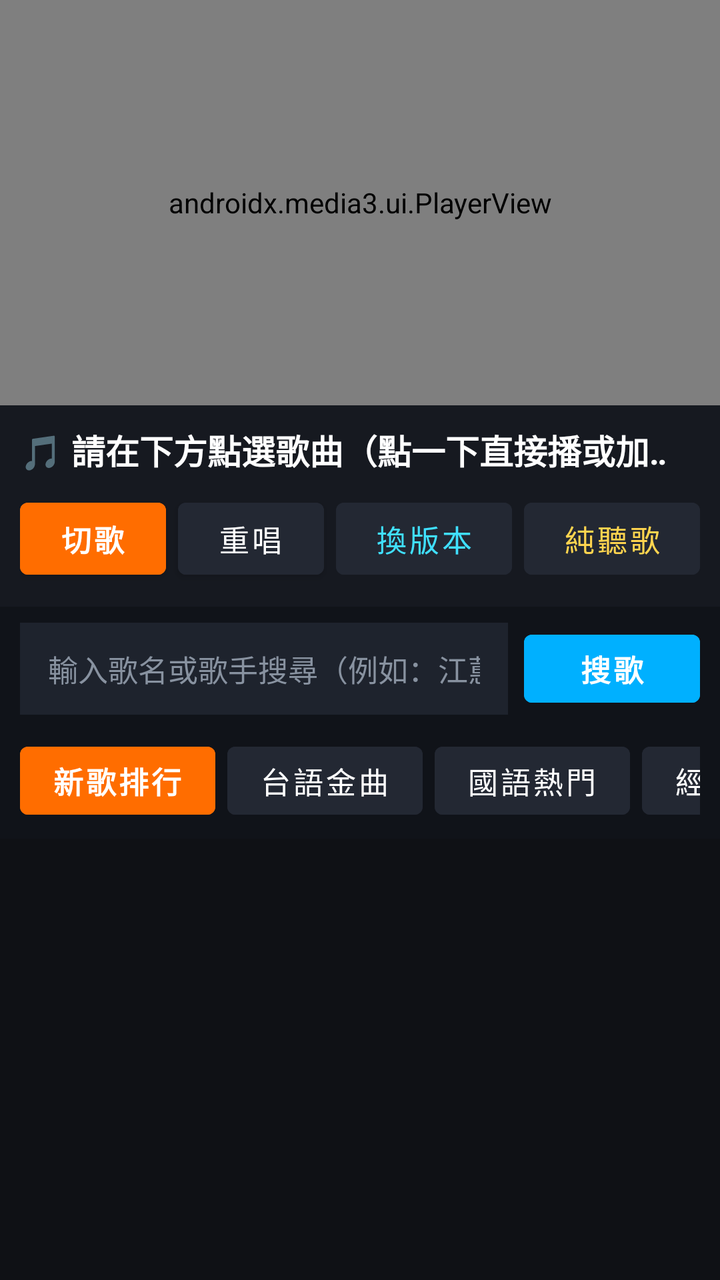
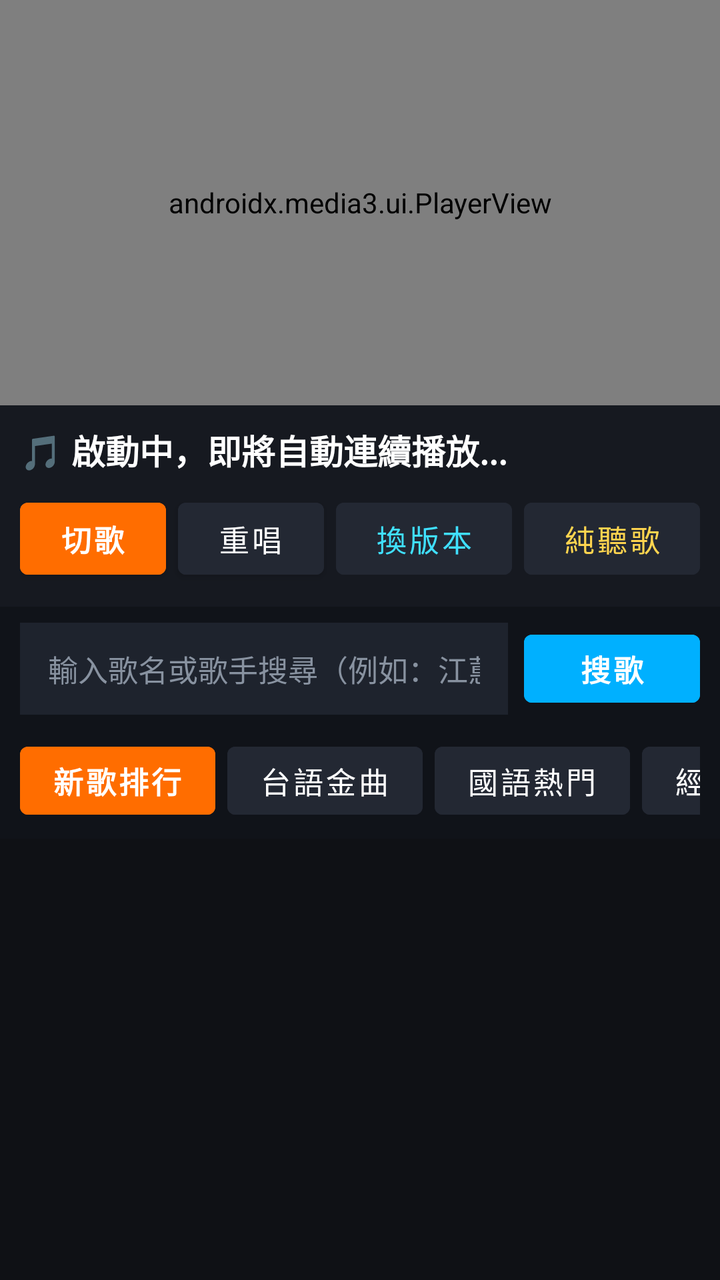

An Android layout rendered at two revisions. The XML below is the earlier revision; the diff shows what the commit changed to produce the second picture.
<!-- AndroidManifest.xml: application theme Theme.TaiwanCarKTV -->
<!-- res/layout/activity_main.xml -->
<?xml version="1.0" encoding="utf-8"?>
<LinearLayout xmlns:android="http://schemas.android.com/apk/res/android"
    xmlns:app="http://schemas.android.com/apk/res-auto"
    android:layout_width="match_parent"
    android:layout_height="match_parent"
    android:background="#0F1115"
    android:orientation="vertical">

    
    <androidx.constraintlayout.widget.ConstraintLayout
        android:id="@+id/playerContainer"
        android:layout_width="match_parent"
        android:layout_height="wrap_content"
        android:background="#000000">

        <androidx.media3.ui.PlayerView
            android:id="@+id/playerView"
            android:layout_width="0dp"
            android:layout_height="0dp"
            app:layout_constraintDimensionRatio="16:9"
            app:layout_constraintEnd_toEndOf="parent"
            app:layout_constraintStart_toStartOf="parent"
            app:layout_constraintTop_toTopOf="parent"
            app:resize_mode="fit"
            app:use_controller="true" />

        
        <LinearLayout
            android:id="@+id/audioOnlyOverlay"
            android:layout_width="0dp"
            android:layout_height="0dp"
            android:background="#0A0C10"
            android:gravity="center"
            android:orientation="vertical"
            android:padding="16dp"
            android:visibility="gone"
            app:layout_constraintBottom_toBottomOf="@id/playerView"
            app:layout_constraintEnd_toEndOf="@id/playerView"
            app:layout_constraintStart_toStartOf="@id/playerView"
            app:layout_constraintTop_toTopOf="@id/playerView">

            <TextView
                android:layout_width="wrap_content"
                android:layout_height="wrap_content"
                android:text="純聽歌護眼模式"
                android:textColor="#00B0FF"
                android:textSize="16sp"
                android:textStyle="bold" />

            <TextView
                android:id="@+id/tvAudioOnlyTitle"
                android:layout_width="wrap_content"
                android:layout_height="wrap_content"
                android:layout_marginTop="8dp"
                android:ellipsize="end"
                android:maxLines="2"
                android:text="尚未播放歌曲"
                android:textAlignment="center"
                android:textColor="#FFFFFF"
                android:textSize="22sp"
                android:textStyle="bold" />
        </LinearLayout>

        
        <ProgressBar
            android:id="@+id/loadingIndicator"
            android:layout_width="48dp"
            android:layout_height="48dp"
            android:visibility="gone"
            app:layout_constraintBottom_toBottomOf="@id/playerView"
            app:layout_constraintEnd_toEndOf="@id/playerView"
            app:layout_constraintStart_toStartOf="@id/playerView"
            app:layout_constraintTop_toTopOf="@id/playerView" />
    </androidx.constraintlayout.widget.ConstraintLayout>

    
    <LinearLayout
        android:layout_width="match_parent"
        android:layout_height="wrap_content"
        android:background="#161920"
        android:gravity="center_vertical"
        android:orientation="vertical"
        android:padding="10dp">

        <TextView
            android:id="@+id/tvNowPlaying"
            android:layout_width="match_parent"
            android:layout_height="wrap_content"
            android:ellipsize="marquee"
            android:singleLine="true"
            android:text="🎵 請在下方點選歌曲（點一下直接播或加入歌單）"
            android:textColor="#FFFFFF"
            android:textSize="17sp"
            android:textStyle="bold" />

        <LinearLayout
            android:layout_width="match_parent"
            android:layout_height="wrap_content"
            android:layout_marginTop="8dp"
            android:orientation="horizontal">

            <com.google.android.material.button.MaterialButton
                android:id="@+id/btnNext"
                android:layout_width="0dp"
                android:layout_height="48dp"
                android:layout_marginEnd="6dp"
                android:layout_weight="1"
                android:backgroundTint="#FF6D00"
                android:text="切歌"
                android:textColor="#FFFFFF"
                android:textSize="15sp"
                android:textStyle="bold" />

            <com.google.android.material.button.MaterialButton
                android:id="@+id/btnReplay"
                android:layout_width="0dp"
                android:layout_height="48dp"
                android:layout_marginEnd="6dp"
                android:layout_weight="1"
                android:backgroundTint="#232833"
                android:text="重唱"
                android:textColor="#FFFFFF"
                android:textSize="15sp" />

            <com.google.android.material.button.MaterialButton
                android:id="@+id/btnSwitchSource"
                android:layout_width="0dp"
                android:layout_height="48dp"
                android:layout_marginEnd="6dp"
                android:layout_weight="1.2"
                android:backgroundTint="#232833"
                android:text="換版本"
                android:textColor="#40E0FF"
                android:textSize="15sp" />

            <com.google.android.material.button.MaterialButton
                android:id="@+id/btnAudioOnly"
                android:layout_width="0dp"
                android:layout_height="48dp"
                android:layout_weight="1.2"
                android:backgroundTint="#232833"
                android:text="純聽歌"
                android:textColor="#FFD54F"
                android:textSize="15sp" />
        </LinearLayout>
    </LinearLayout>

    
    <LinearLayout
        android:layout_width="match_parent"
        android:layout_height="wrap_content"
        android:background="#101319"
        android:gravity="center_vertical"
        android:orientation="horizontal"
        android:paddingHorizontal="10dp"
        android:paddingTop="8dp"
        android:paddingBottom="4dp">

        <EditText
            android:id="@+id/etSearch"
            android:layout_width="0dp"
            android:layout_height="46dp"
            android:layout_weight="1"
            android:background="#1E232D"
            android:hint="輸入歌名或歌手搜尋（例如：江蕙、周杰倫、伍佰）"
            android:imeOptions="actionSearch"
            android:inputType="text"
            android:paddingHorizontal="14dp"
            android:singleLine="true"
            android:textColor="#FFFFFF"
            android:textColorHint="#8892A0"
            android:textSize="15sp" />

        <com.google.android.material.button.MaterialButton
            android:id="@+id/btnSearch"
            android:layout_width="wrap_content"
            android:layout_height="46dp"
            android:layout_marginStart="8dp"
            android:backgroundTint="#00B0FF"
            android:text="搜歌"
            android:textColor="#FFFFFF"
            android:textSize="15sp"
            android:textStyle="bold" />
    </LinearLayout>

    
    <HorizontalScrollView
        android:layout_width="match_parent"
        android:layout_height="wrap_content"
        android:background="#101319"
        android:paddingHorizontal="10dp"
        android:paddingVertical="6dp"
        android:scrollbars="none">

        <LinearLayout
            android:layout_width="wrap_content"
            android:layout_height="wrap_content"
            android:orientation="horizontal">

            <com.google.android.material.button.MaterialButton
                android:id="@+id/tabHot"
                android:layout_width="wrap_content"
                android:layout_height="46dp"
                android:layout_marginEnd="6dp"
                android:backgroundTint="#FF6D00"
                android:text="新歌排行"
                android:textColor="#FFFFFF"
                android:textSize="15sp"
                android:textStyle="bold" />

            <com.google.android.material.button.MaterialButton
                android:id="@+id/tabTaiwanese"
                android:layout_width="wrap_content"
                android:layout_height="46dp"
                android:layout_marginEnd="6dp"
                android:backgroundTint="#232833"
                android:text="台語金曲"
                android:textColor="#FFFFFF"
                android:textSize="15sp" />

            <com.google.android.material.button.MaterialButton
                android:id="@+id/tabMandarin"
                android:layout_width="wrap_content"
                android:layout_height="46dp"
                android:layout_marginEnd="6dp"
                android:backgroundTint="#232833"
                android:text="國語熱門"
                android:textColor="#FFFFFF"
                android:textSize="15sp" />

            <com.google.android.material.button.MaterialButton
                android:id="@+id/tabClassics"
                android:layout_width="wrap_content"
                android:layout_height="46dp"
                android:layout_marginEnd="6dp"
                android:backgroundTint="#232833"
                android:text="經典對唱"
                android:textColor="#FFFFFF"
                android:textSize="15sp" />

            <com.google.android.material.button.MaterialButton
                android:id="@+id/tabQueue"
                android:layout_width="wrap_content"
                android:layout_height="46dp"
                android:backgroundTint="#232833"
                android:text="已點 (0)"
                android:textColor="#FFD54F"
                android:textSize="15sp"
                android:textStyle="bold" />
        </LinearLayout>
    </HorizontalScrollView>

    
    <FrameLayout
        android:layout_width="match_parent"
        android:layout_height="0dp"
        android:layout_weight="1">

        <androidx.recyclerview.widget.RecyclerView
            android:id="@+id/rvCatalog"
            android:layout_width="match_parent"
            android:layout_height="match_parent"
            android:background="#0F1115"
            android:clipToPadding="false"
            android:padding="10dp" />

        <androidx.recyclerview.widget.RecyclerView
            android:id="@+id/rvQueue"
            android:layout_width="match_parent"
            android:layout_height="match_parent"
            android:background="#0F1115"
            android:clipToPadding="false"
            android:padding="10dp"
            android:visibility="gone" />

        <LinearLayout
            android:id="@+id/listLoadingOverlay"
            android:layout_width="match_parent"
            android:layout_height="match_parent"
            android:background="#AA0F1115"
            android:gravity="center"
            android:orientation="vertical"
            android:visibility="gone">

            <ProgressBar
                android:layout_width="42dp"
                android:layout_height="42dp" />

            <TextView
                android:id="@+id/tvListLoadingMsg"
                android:layout_width="wrap_content"
                android:layout_height="wrap_content"
                android:layout_marginTop="10dp"
                android:text="正在載入歌單..."
                android:textColor="#FFFFFF"
                android:textSize="16sp" />
        </LinearLayout>
    </FrameLayout>
</LinearLayout>
<!-- resources referenced by this layout -->
<resources>
  <style name="Theme.TaiwanCarKTV" parent="Theme.MaterialComponents.DayNight.NoActionBar">
          <item name="colorPrimary">#FF6D00</item>
          <item name="colorPrimaryVariant">#E65100</item>
          <item name="colorOnPrimary">#FFFFFF</item>
          <item name="colorSecondary">#00B0FF</item>
          <item name="android:windowBackground">#0F1115</item>
          <item name="android:statusBarColor">#0F1115</item>
          <item name="android:navigationBarColor">#0F1115</item>
      </style>
</resources>

<!-- the commit's change to res/layout/activity_main.xml (unified diff, before → after) -->
@@ -54,7 +54,7 @@
                 android:layout_marginTop="8dp"
                 android:ellipsize="end"
                 android:maxLines="2"
-                android:text="尚未播放歌曲"
+                android:text="啟動自動連播中..."
                 android:textAlignment="center"
                 android:textColor="#FFFFFF"
                 android:textSize="22sp"
@@ -88,7 +88,7 @@
             android:layout_height="wrap_content"
             android:ellipsize="marquee"
             android:singleLine="true"
-            android:text="🎵 請在下方點選歌曲（點一下直接播或加入歌單）"
+            android:text="🎵 啟動中，即將自動連續播放..."
             android:textColor="#FFFFFF"
             android:textSize="17sp"
             android:textStyle="bold" />
@@ -239,6 +239,28 @@
                 android:textSize="15sp" />
 
             <com.google.android.material.button.MaterialButton
+                android:id="@+id/tabSingers"
+                android:layout_width="wrap_content"
+                android:layout_height="46dp"
+                android:layout_marginEnd="6dp"
+                android:backgroundTint="#232833"
+                android:text="歌星點歌"
+                android:textColor="#40E0FF"
+                android:textSize="15sp"
+                android:textStyle="bold" />
+
+            <com.google.android.material.button.MaterialButton
+                android:id="@+id/tabWordCount"
+                android:layout_width="wrap_content"
+                android:layout_height="46dp"
+                android:layout_marginEnd="6dp"
+                android:backgroundTint="#232833"
+                android:text="字數分類"
+                android:textColor="#A5D6A7"
+                android:textSize="15sp"
+                android:textStyle="bold" />
+
+            <com.google.android.material.button.MaterialButton
                 android:id="@+id/tabQueue"
                 android:layout_width="wrap_content"
                 android:layout_height="46dp"
@@ -249,6 +271,126 @@
                 android:textStyle="bold" />
         </LinearLayout>
     </HorizontalScrollView>
+
+    
+    <HorizontalScrollView
+        android:id="@+id/wordCountBar"
+        android:layout_width="match_parent"
+        android:layout_height="wrap_content"
+        android:background="#151922"
+        android:paddingHorizontal="10dp"
+        android:paddingVertical="6dp"
+        android:scrollbars="none"
+        android:visibility="gone">
+
+        <LinearLayout
+            android:layout_width="wrap_content"
+            android:layout_height="wrap_content"
+            android:orientation="horizontal">
+
+            <com.google.android.material.button.MaterialButton
+                android:id="@+id/btnWcAll"
+                android:layout_width="wrap_content"
+                android:layout_height="42dp"
+                android:layout_marginEnd="6dp"
+                android:backgroundTint="#00B0FF"
+                android:text="全部"
+                android:textColor="#FFFFFF"
+                android:textSize="14sp" />
+
+            <com.google.android.material.button.MaterialButton
+                android:id="@+id/btnWc1"
+                android:layout_width="wrap_content"
+                android:layout_height="42dp"
+                android:layout_marginEnd="6dp"
+                android:backgroundTint="#252B37"
+                android:text="1字"
+                android:textColor="#FFFFFF"
+                android:textSize="14sp" />
+
+            <com.google.android.material.button.MaterialButton
+                android:id="@+id/btnWc2"
+                android:layout_width="wrap_content"
+                android:layout_height="42dp"
+                android:layout_marginEnd="6dp"
+                android:backgroundTint="#252B37"
+                android:text="2字"
+                android:textColor="#FFFFFF"
+                android:textSize="14sp" />
+
+            <com.google.android.material.button.MaterialButton
+                android:id="@+id/btnWc3"
+                android:layout_width="wrap_content"
+                android:layout_height="42dp"
+                android:layout_marginEnd="6dp"
+                android:backgroundTint="#252B37"
+                android:text="3字"
+                android:textColor="#FFFFFF"
+                android:textSize="14sp" />
+
+            <com.google.android.material.button.MaterialButton
+                android:id="@+id/btnWc4"
+                android:layout_width="wrap_content"
+                android:layout_height="42dp"
+                android:layout_marginEnd="6dp"
+                android:backgroundTint="#252B37"
+                android:text="4字"
+                android:textColor="#FFFFFF"
+                android:textSize="14sp" />
+
+            <com.google.android.material.button.MaterialButton
+                android:id="@+id/btnWc5"
+                android:layout_width="wrap_content"
+                android:layout_height="42dp"
+                android:layout_marginEnd="6dp"
+                android:backgroundTint="#252B37"
+                android:text="5字"
+                android:textColor="#FFFFFF"
+                android:textSize="14sp" />
+
+            <com.google.android.material.button.MaterialButton
+                android:id="@+id/btnWc6Plus"
+                android:layout_width="wrap_content"
+                android:layout_height="42dp"
+                android:backgroundTint="#252B37"
+                android:text="6字以上"
+                android:textColor="#FFFFFF"
+                android:textSize="14sp" />
+        </LinearLayout>
+    </HorizontalScrollView>
+
+    
+    <LinearLayout
+        android:id="@+id/singerHeaderBar"
+        android:layout_width="match_parent"
+        android:layout_height="wrap_content"
+        android:background="#151922"
+        android:gravity="center_vertical"
+        android:orientation="horizontal"
+        android:paddingHorizontal="10dp"
+        android:paddingVertical="6dp"
+        android:visibility="gone">
+
+        <com.google.android.material.button.MaterialButton
+            android:id="@+id/btnBackToSingers"
+            android:layout_width="wrap_content"
+            android:layout_height="42dp"
+            android:backgroundTint="#2B3240"
+            android:text="← 返回歌星列表"
+            android:textColor="#FFFFFF"
+            android:textSize="14sp" />
+
+        <TextView
+            android:id="@+id/tvSelectedSinger"
+            android:layout_width="0dp"
+            android:layout_height="wrap_content"
+            android:layout_marginStart="12dp"
+            android:layout_weight="1"
+            android:text="歌星名稱"
+            android:textColor="#40E0FF"
+            android:textSize="17sp"
+            android:textStyle="bold" />
+    </LinearLayout>
 
     
     <FrameLayout
@@ -265,7 +407,7 @@
             android:padding="10dp" />
 
         <androidx.recyclerview.widget.RecyclerView
-            android:id="@+id/rvQueue"
+            android:id="@+id/rvSingers"
             android:layout_width="match_parent"
             android:layout_height="match_parent"
             android:background="#0F1115"
@@ -273,6 +415,15 @@
             android:padding="10dp"
             android:visibility="gone" />
 
+        <androidx.recyclerview.widget.RecyclerView
+            android:id="@+id/rvQueue"
+            android:layout_width="match_parent"
+            android:layout_height="match_parent"
+            android:background="#0F1115"
+            android:clipToPadding="false"
+            android:padding="10dp"
+            android:visibility="gone" />
+
         <LinearLayout
             android:id="@+id/listLoadingOverlay"
             android:layout_width="match_parent"
